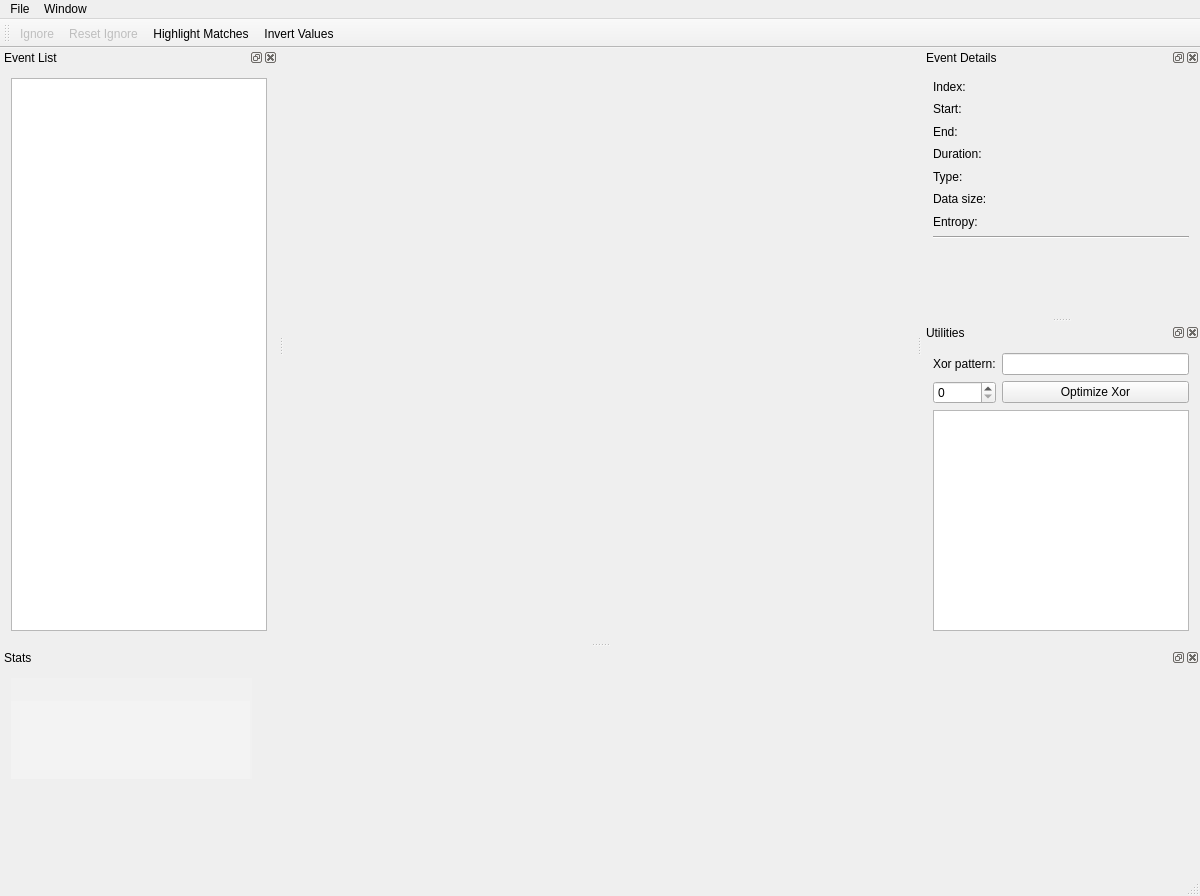
The window that nandseewindow.ui (xobs/nandsee) describes before a commit, drawn with Qt 5.
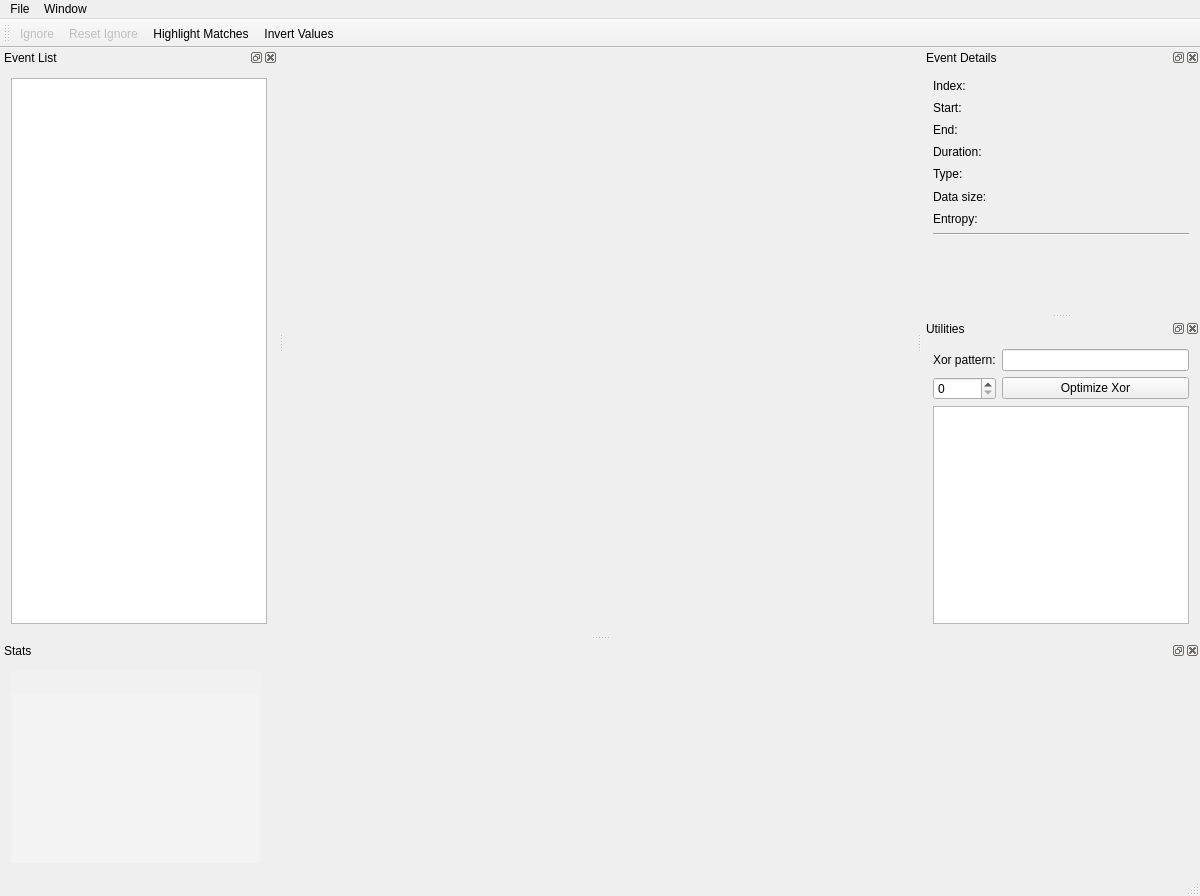
The same window after the commit. Custom widgets are drawn as their Qt base class.

What changed in the file:
```diff
--- a/nandseewindow.ui
+++ b/nandseewindow.ui
@@ -26,7 +26,7 @@
      <x>0</x>
      <y>0</y>
      <width>1200</width>
-     <height>21</height>
+     <height>22</height>
     </rect>
    </property>
    <widget class="QMenu" name="menuFile">
@@ -325,7 +325,7 @@
   <widget class="QDockWidget" name="statsWidget">
    <property name="minimumSize">
     <size>
-     <width>100</width>
+     <width>300</width>
      <height>226</height>
     </size>
    </property>
@@ -347,22 +347,25 @@
    <widget class="QWidget" name="dockWidgetContents_3">
     <layout class="QHBoxLayout" name="horizontalLayout_2">
      <item>
-      <widget class="HistogramView" name="histogramView" native="true">
        <widget class="QPlainTextEdit" name="histogramValues">
-        <property name="geometry">
-         <rect>
-          <x>0</x>
-          <y>0</y>
-          <width>241</width>
-          <height>101</height>
-         </rect>
-        </property>
         <property name="sizePolicy">
          <sizepolicy hsizetype="Fixed" vsizetype="Expanding">
           <horstretch>0</horstretch>
           <verstretch>0</verstretch>
          </sizepolicy>
         </property>
+       <property name="minimumSize">
+        <size>
+         <width>200</width>
+         <height>0</height>
+        </size>
+       </property>
+       <property name="maximumSize">
+        <size>
+         <width>250</width>
+         <height>16777215</height>
+        </size>
+       </property>
         <property name="font">
          <font>
           <family>Courier</family>
@@ -390,7 +393,9 @@
          <bool>true</bool>
         </property>
        </widget>
-      </widget>
+     </item>
+     <item>
+      <widget class="HistogramView" name="histogramView" native="true"/>
      </item>
     </layout>
    </widget>
```
Lines whose indentation alone changed are shown as unchanged.
